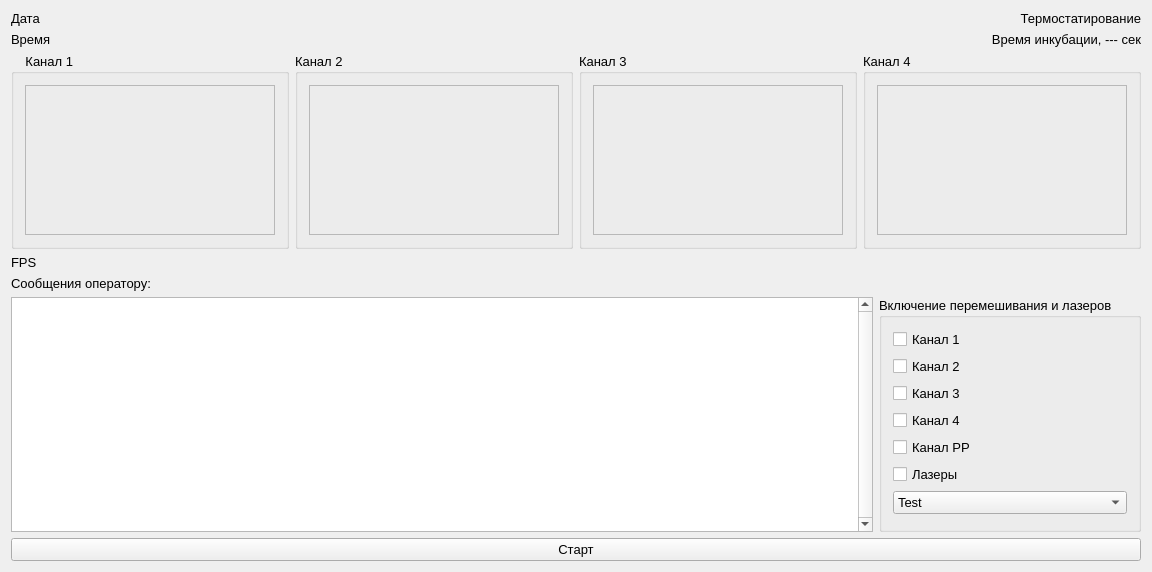
First picture: the form in widget.ui, repository krang4d/Agrekola, before the edit.
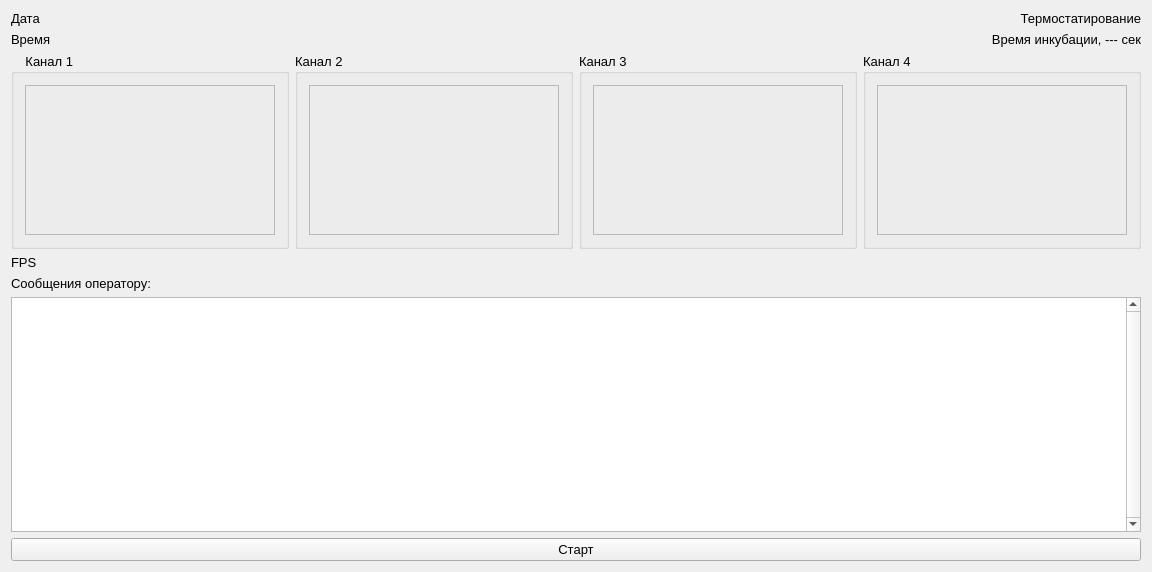
Second picture: the form after the edit. Custom widgets are drawn as their Qt base class.

Commit message: class Widget: remove event by pressed the Enter key, add the Channel_ID enum refactoring method writeMapData by split from calcData

Patch:
```diff
--- a/widget.ui
+++ b/widget.ui
@@ -50,117 +50,6 @@
        </property>
       </widget>
      </item>
-     <item>
-      <widget class="QGroupBox" name="groupBox_Mix">
-       <property name="font">
-        <font>
-         <weight>50</weight>
-         <bold>false</bold>
-        </font>
-       </property>
-       <property name="title">
-        <string>Включение перемешивания и лазеров</string>
-       </property>
-       <layout class="QVBoxLayout" name="verticalLayout_2">
-        <item>
-         <widget class="QCheckBox" name="checkBox_1">
-          <property name="text">
-           <string>Канал 1</string>
-          </property>
-         </widget>
-        </item>
-        <item>
-         <widget class="QCheckBox" name="checkBox_2">
-          <property name="text">
-           <string>Канал 2</string>
-          </property>
-         </widget>
-        </item>
-        <item>
-         <widget class="QCheckBox" name="checkBox_3">
-          <property name="text">
-           <string>Канал 3</string>
-          </property>
-         </widget>
-        </item>
-        <item>
-         <widget class="QCheckBox" name="checkBox_4">
-          <property name="text">
-           <string>Канал 4</string>
-          </property>
-         </widget>
-        </item>
-        <item>
-         <widget class="QCheckBox" name="checkBox_PP">
-          <property name="text">
-           <string>Канал РР</string>
-          </property>
-         </widget>
-        </item>
-        <item>
-         <widget class="QCheckBox" name="checkBox_L">
-          <property name="text">
-           <string>Лазеры</string>
-          </property>
-         </widget>
-        </item>
-        <item>
-         <widget class="QComboBox" name="comboBox">
-          <item>
-           <property name="text">
-            <string>Test</string>
-           </property>
-          </item>
-          <item>
-           <property name="text">
-            <string notr="true">Agr1</string>
-           </property>
-          </item>
-          <item>
-           <property name="text">
-            <string notr="true">Agr2</string>
-           </property>
-          </item>
-          <item>
-           <property name="text">
-            <string>Ko1</string>
-           </property>
-          </item>
-          <item>
-           <property name="text">
-            <string>Ko2</string>
-           </property>
-          </item>
-          <item>
-           <property name="text">
-            <string>Ko3</string>
-           </property>
-          </item>
-          <item>
-           <property name="text">
-            <string>Ko4</string>
-           </property>
-          </item>
-          <item>
-           <property name="text">
-            <string>Ko5</string>
-           </property>
-          </item>
-          <item>
-           <property name="text">
-            <string>LevelBTP</string>
-           </property>
-          </item>
-          <item>
-           <property name="text">
-            <string>LevelOTP</string>
-           </property>
-          </item>
-         </widget>
-        </item>
-       </layout>
-      </widget>
-     </item>
     </layout>
    </item>
    <item row="0" column="0">
```
The commit also changes 8 other files.
